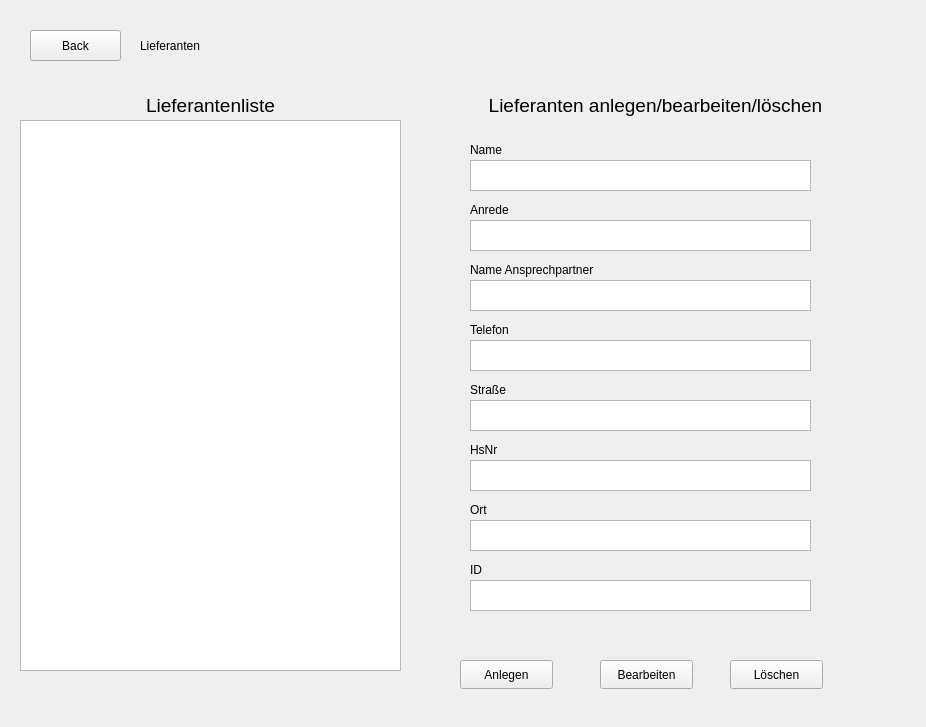
This is overviewlieferanten.ui in luis-we/SchulaufgabePRO as Qt 5 draws it before an edit. The edited form follows.
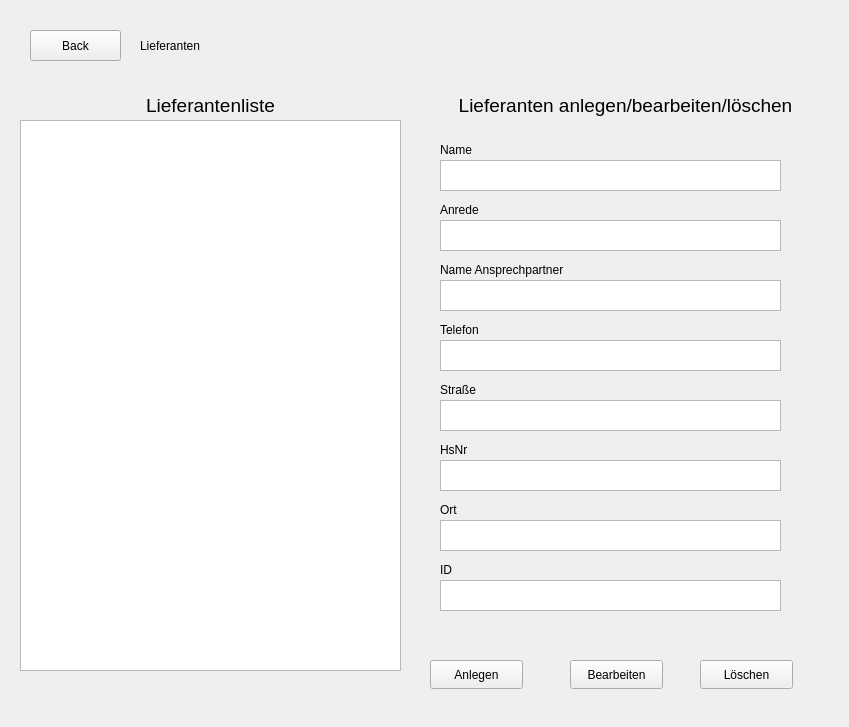
This is the edited form.

Commit message: Anpassung UI Design

```diff
--- a/overviewlieferanten.ui
+++ b/overviewlieferanten.ui
@@ -6,7 +6,7 @@
    <rect>
     <x>0</x>
     <y>0</y>
-    <width>926</width>
+    <width>849</width>
     <height>727</height>
    </rect>
   </property>
@@ -63,7 +63,7 @@
   <widget class="QLabel" name="label_2">
    <property name="geometry">
     <rect>
-     <x>440</x>
+     <x>410</x>
      <y>90</y>
      <width>431</width>
      <height>31</height>
@@ -94,7 +94,7 @@
   <widget class="QPushButton" name="pushButton_anlegen">
    <property name="geometry">
     <rect>
-     <x>460</x>
+     <x>430</x>
      <y>660</y>
      <width>93</width>
      <height>29</height>
@@ -107,7 +107,7 @@
   <widget class="QPushButton" name="pushButton_2_bearbeiten">
    <property name="geometry">
     <rect>
-     <x>600</x>
+     <x>570</x>
      <y>660</y>
      <width>93</width>
      <height>29</height>
@@ -120,7 +120,7 @@
   <widget class="QPushButton" name="pushButton_3_loeschen">
    <property name="geometry">
     <rect>
-     <x>730</x>
+     <x>700</x>
      <y>660</y>
      <width>93</width>
      <height>29</height>
@@ -133,7 +133,7 @@
   <widget class="QTextBrowser" name="textBrowser_lieferantenname">
    <property name="geometry">
     <rect>
-     <x>470</x>
+     <x>440</x>
      <y>160</y>
      <width>341</width>
      <height>31</height>
@@ -143,7 +143,7 @@
   <widget class="QLabel" name="label_3">
    <property name="geometry">
     <rect>
-     <x>470</x>
+     <x>440</x>
      <y>140</y>
      <width>221</width>
      <height>20</height>
@@ -156,7 +156,7 @@
   <widget class="QTextBrowser" name="textBrowser_lieferantenandrede">
    <property name="geometry">
     <rect>
-     <x>470</x>
+     <x>440</x>
      <y>220</y>
      <width>341</width>
      <height>31</height>
@@ -166,7 +166,7 @@
   <widget class="QLabel" name="label_4">
    <property name="geometry">
     <rect>
-     <x>470</x>
+     <x>440</x>
      <y>200</y>
      <width>221</width>
      <height>20</height>
@@ -179,7 +179,7 @@
   <widget class="QTextBrowser" name="textBrowser_lieferantenansprechpartner">
    <property name="geometry">
     <rect>
-     <x>470</x>
+     <x>440</x>
      <y>280</y>
      <width>341</width>
      <height>31</height>
@@ -189,7 +189,7 @@
   <widget class="QLabel" name="label_5">
    <property name="geometry">
     <rect>
-     <x>470</x>
+     <x>440</x>
      <y>260</y>
      <width>221</width>
      <height>20</height>
@@ -202,7 +202,7 @@
   <widget class="QTextBrowser" name="textBrowser_lieferantentelefon">
    <property name="geometry">
     <rect>
-     <x>470</x>
+     <x>440</x>
      <y>340</y>
      <width>341</width>
      <height>31</height>
@@ -212,7 +212,7 @@
   <widget class="QLabel" name="label_6">
    <property name="geometry">
     <rect>
-     <x>470</x>
+     <x>440</x>
      <y>320</y>
      <width>221</width>
      <height>20</height>
@@ -225,7 +225,7 @@
   <widget class="QTextBrowser" name="textBrowser_lieferantenstrasse">
    <property name="geometry">
     <rect>
-     <x>470</x>
+     <x>440</x>
      <y>400</y>
      <width>341</width>
      <height>31</height>
@@ -235,7 +235,7 @@
   <widget class="QLabel" name="label_7">
    <property name="geometry">
     <rect>
-     <x>470</x>
+     <x>440</x>
      <y>380</y>
      <width>221</width>
      <height>20</height>
@@ -248,7 +248,7 @@
   <widget class="QTextBrowser" name="textBrowser_lieferantenhsnr">
    <property name="geometry">
     <rect>
-     <x>470</x>
+     <x>440</x>
      <y>460</y>
      <width>341</width>
      <height>31</height>
@@ -258,7 +258,7 @@
   <widget class="QLabel" name="label_8">
    <property name="geometry">
     <rect>
-     <x>470</x>
+     <x>440</x>
      <y>440</y>
      <width>221</width>
      <height>20</height>
@@ -271,7 +271,7 @@
   <widget class="QTextBrowser" name="textBrowser_lieferantenort">
    <property name="geometry">
     <rect>
-     <x>470</x>
+     <x>440</x>
      <y>520</y>
      <width>341</width>
      <height>31</height>
@@ -281,7 +281,7 @@
   <widget class="QLabel" name="label_9">
    <property name="geometry">
     <rect>
-     <x>470</x>
+     <x>440</x>
      <y>500</y>
      <width>221</width>
      <height>20</height>
@@ -294,7 +294,7 @@
   <widget class="QTextBrowser" name="textBrowser_lieferantenid">
    <property name="geometry">
     <rect>
-     <x>470</x>
+     <x>440</x>
      <y>580</y>
      <width>341</width>
      <height>31</height>
@@ -304,7 +304,7 @@
   <widget class="QLabel" name="label_10">
    <property name="geometry">
     <rect>
-     <x>470</x>
+     <x>440</x>
      <y>560</y>
      <width>221</width>
      <height>20</height>
```
